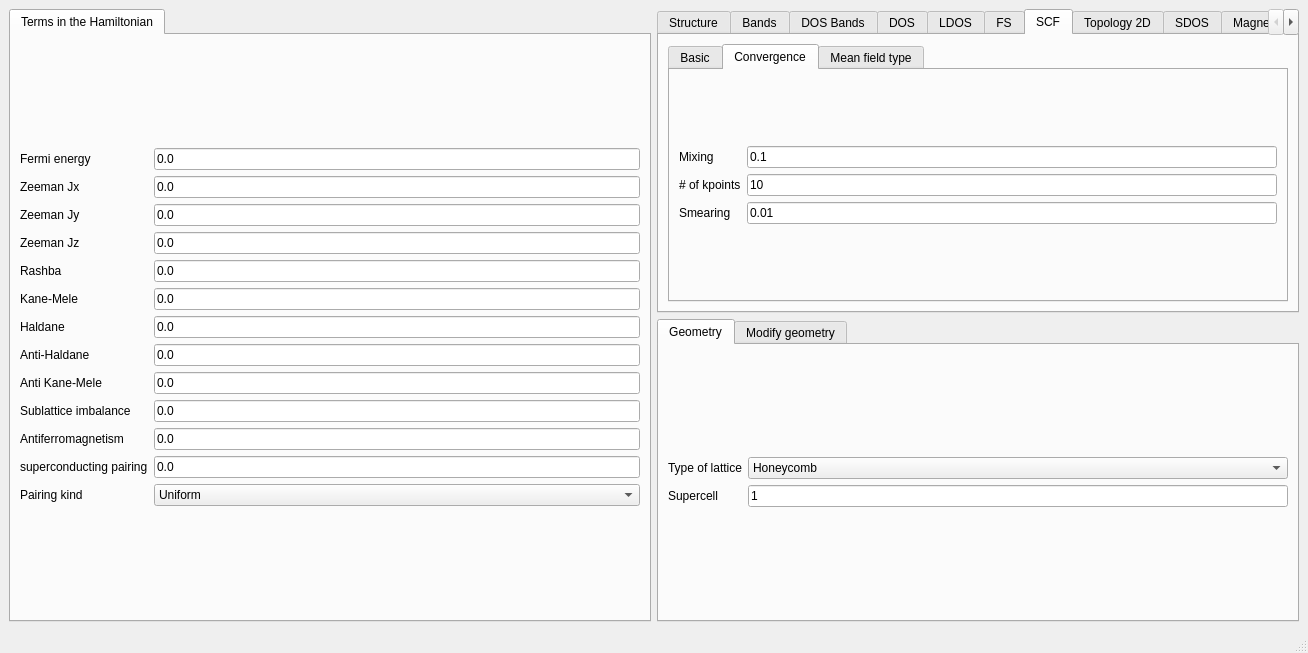
The window that interface-pyqt/2d/interface.ui (joselado/quantum-honeycomp) describes before a commit, drawn with Qt 5.
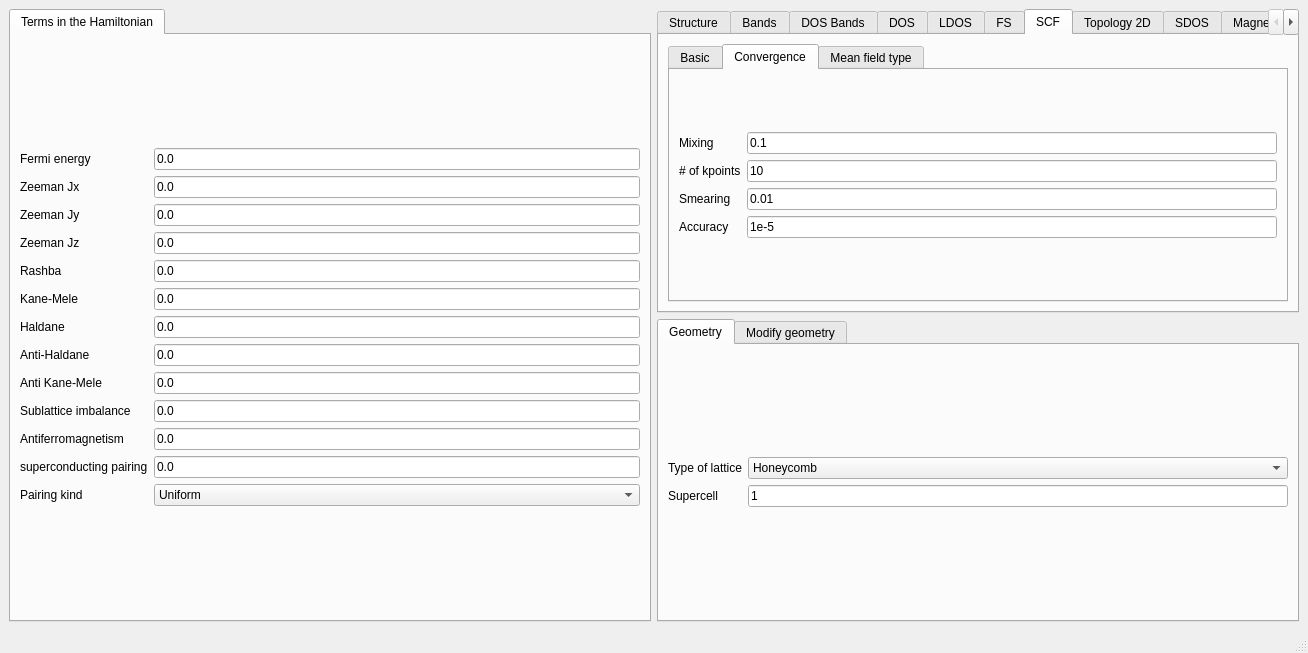
The same window after the commit. The open tabs and pages were chosen to show the change.

Diff of the .ui file:
```diff
--- a/interface-pyqt/2d/interface.ui
+++ b/interface-pyqt/2d/interface.ui
@@ -1037,6 +1037,23 @@
                 </property>
                </widget>
               </item>
+              <item row="3" column="0">
+               <widget class="QLabel" name="label_54">
+                <property name="text">
+                 <string>Accuracy</string>
+                </property>
+               </widget>
+              </item>
+              <item row="3" column="1">
+               <widget class="QLineEdit" name="scf_error">
+                <property name="toolTip">
+                 <string>Maximum selfconsistent error for convergence</string>
+                </property>
+                <property name="text">
+                 <string>1e-5</string>
+                </property>
+               </widget>
+              </item>
              </layout>
             </item>
            </layout>
```
Left out of the diff: 39 changed lines with no effect on the pictures.
